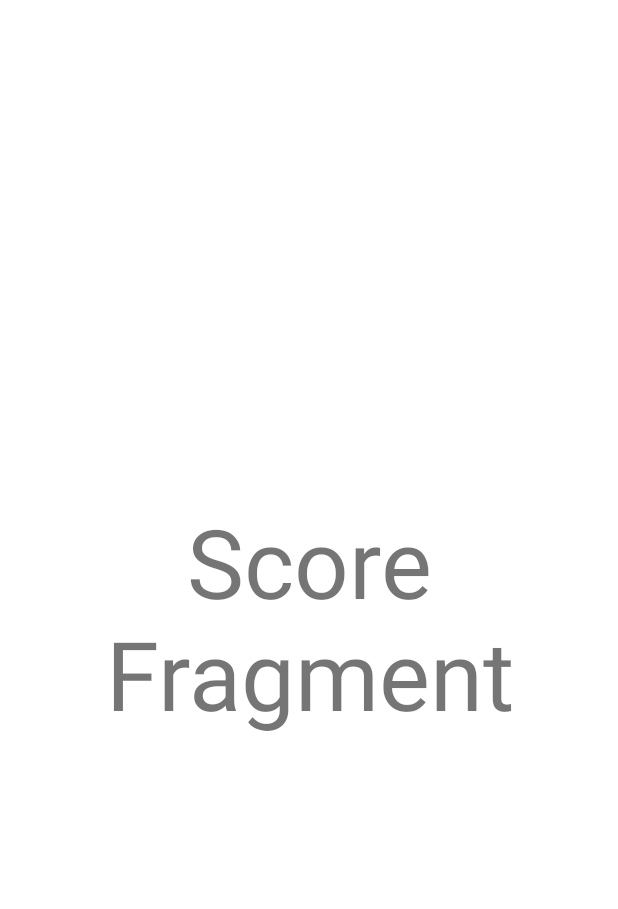
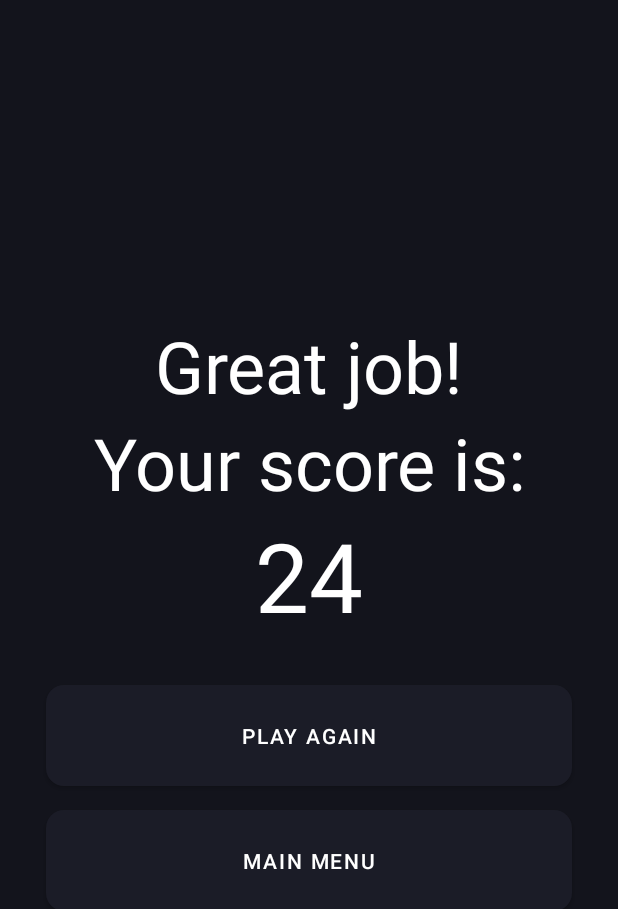
Before and after one commit to erraydin/Mental-Math, an Android app: the layout fragment_score.xml on its own in the app's theme, with its tools: preview values and no code run, on a phone screen of 412 x 824 dp. Shown: the top 909 px of the screen. Run offline under Robolectric (Android 15) with nearby library versions, the phone set to English and light mode, and no system bars.

Commit message:
score fragment navigation works

```diff
--- a/app/src/main/java/com/erraydin/mentalmath/screens/game/GameViewModel.kt
+++ b/app/src/main/java/com/erraydin/mentalmath/screens/game/GameViewModel.kt
@@ -28,7 +28,7 @@ class GameViewModel(difficulty: String) : ViewModel() {
         const val BUTTON_DIVISION = "/"
         const val BUTTON_MINUS = "-"
         const val ONE_SECOND = 1000L
-        const val TOTAL_TIME = 120000L
+        const val TOTAL_TIME = 12000L
     }
 
     private val _remainingTime = MutableLiveData<Long>()
--- a/app/src/main/java/com/erraydin/mentalmath/screens/score/ScoreFragment.kt
+++ b/app/src/main/java/com/erraydin/mentalmath/screens/score/ScoreFragment.kt
@@ -7,6 +7,7 @@ import android.view.View
 import android.view.ViewGroup
 import androidx.databinding.DataBindingUtil
 import androidx.lifecycle.ViewModelProvider
+import androidx.navigation.fragment.findNavController
 import com.erraydin.mentalmath.R
 import com.erraydin.mentalmath.databinding.FragmentScoreBinding
 
@@ -23,9 +24,18 @@ class ScoreFragment : Fragment() {
         binding = DataBindingUtil.inflate(inflater, R.layout.fragment_score, container, false)
         val args = arguments?.let { ScoreFragmentArgs.fromBundle(it) }
 
+        binding.buttonPlayAgain.setOnClickListener {
+            findNavController().navigate(ScoreFragmentDirections.actionScoreFragmentToChooseDifficultyFragment())
+        }
+
+        binding.buttonMainMenu.setOnClickListener {
+            findNavController().navigate(ScoreFragmentDirections.actionScoreFragmentToTitleFragment())
+        }
+
         viewModelFactory = ScoreViewModelFactory(args?.score.toString())
         viewModel = ViewModelProvider(this, viewModelFactory).get(ScoreViewModel::class.java)
         binding.textViewScore.text = viewModel.score
+
 
         return binding.root
     }
--- a/app/src/main/res/layout/fragment_score.xml
+++ b/app/src/main/res/layout/fragment_score.xml
@@ -1,20 +1,78 @@
 <?xml version="1.0" encoding="utf-8"?>
-<layout>
+<layout xmlns:android="http://schemas.android.com/apk/res/android"
+    xmlns:tools="http://schemas.android.com/tools"
+    xmlns:app="http://schemas.android.com/apk/res-auto">
 
-    <FrameLayout xmlns:android="http://schemas.android.com/apk/res/android"
-        xmlns:tools="http://schemas.android.com/tools"
+    <androidx.constraintlayout.widget.ConstraintLayout
         android:layout_width="match_parent"
         android:layout_height="match_parent"
-        tools:context=".screens.score.ScoreFragment">
+        android:background="@color/background_dark">
 
         <!-- TODO: Update blank fragment layout -->
         <TextView
+            android:id="@+id/text_view_great_job"
+            android:layout_width="match_parent"
+            android:layout_height="wrap_content"
+            android:gravity="center"
+            android:textColor="@color/white"
+            android:textSize="48sp"
+            app:layout_constraintBottom_toTopOf="@id/text_view_score_title"
+            app:layout_constraintTop_toTopOf="parent"
+            app:layout_constraintVertical_chainStyle="packed"
+            android:text="Great job!" />
+
+        <TextView
+            android:id="@+id/text_view_score_title"
+            android:layout_width="match_parent"
+            android:layout_height="wrap_content"
+            android:gravity="center"
+            android:textColor="@color/white"
+            android:textSize="48sp"
+            app:layout_constraintBottom_toTopOf="@id/text_view_score"
+            app:layout_constraintTop_toBottomOf="@id/text_view_great_job"
+            app:layout_constraintVertical_chainStyle="packed"
+            android:text="Your score is:" />
+
+        <TextView
             android:id="@+id/text_view_score"
             android:layout_width="match_parent"
-            android:layout_height="match_parent"
-            android:text="Score Fragment"
+            android:layout_height="wrap_content"
             android:gravity="center"
-            android:textSize="64sp"/>
+            android:textColor="@color/white"
+            android:textSize="64sp"
+            app:layout_constraintBottom_toTopOf="@id/button_play_again"
+            app:layout_constraintTop_toBottomOf="@id/text_view_score_title"
+            tools:text="24" />
 
-    </FrameLayout>
+        <com.google.android.material.button.MaterialButton
+            android:padding="24dp"
+            android:layout_marginTop="24dp"
+            android:id="@+id/button_play_again"
+            android:layout_width="0dp"
+            android:layout_height="wrap_content"
+            android:text="Play again"
+            app:cornerRadius="12dp"
+            app:layout_constraintBottom_toTopOf="@id/button_main_menu"
+            app:layout_constraintEnd_toEndOf="parent"
+            app:layout_constraintStart_toStartOf="parent"
+            app:layout_constraintTop_toBottomOf="@id/text_view_score"
+
+            app:layout_constraintWidth_percent="0.85" />
+
+        <com.google.android.material.button.MaterialButton
+            android:layout_marginTop="4dp"
+            android:padding="24dp"
+            android:id="@+id/button_main_menu"
+            android:layout_width="0dp"
+            android:layout_height="wrap_content"
+            android:text="Main Menu"
+            app:cornerRadius="12dp"
+            app:layout_constraintBottom_toBottomOf="parent"
+            app:layout_constraintEnd_toEndOf="parent"
+            app:layout_constraintStart_toStartOf="parent"
+            app:layout_constraintTop_toBottomOf="@id/button_play_again"
+            app:layout_constraintWidth_percent="0.85" />
+
+
+    </androidx.constraintlayout.widget.ConstraintLayout>
 </layout>
--- a/app/src/main/res/navigation/navigation.xml
+++ b/app/src/main/res/navigation/navigation.xml
@@ -51,11 +51,9 @@
         android:name="com.erraydin.mentalmath.screens.score.ScoreFragment"
         android:label="ScoreFragment" >
         <action
-            android:id="@+id/action_scoreFragment_to_historyFragment"
-            app:destination="@id/historyFragment" />
-        <action
             android:id="@+id/action_scoreFragment_to_chooseDifficultyFragment"
-            app:destination="@id/chooseDifficultyFragment" />
+            app:destination="@id/chooseDifficultyFragment"
+            app:popUpTo="@id/titleFragment" />
         <action
             android:id="@+id/action_scoreFragment_to_titleFragment"
             app:destination="@id/titleFragment" />
```
Also changed, not shown: app/src/main/res/layout/fragment_info.xml (+13 -13 lines).
